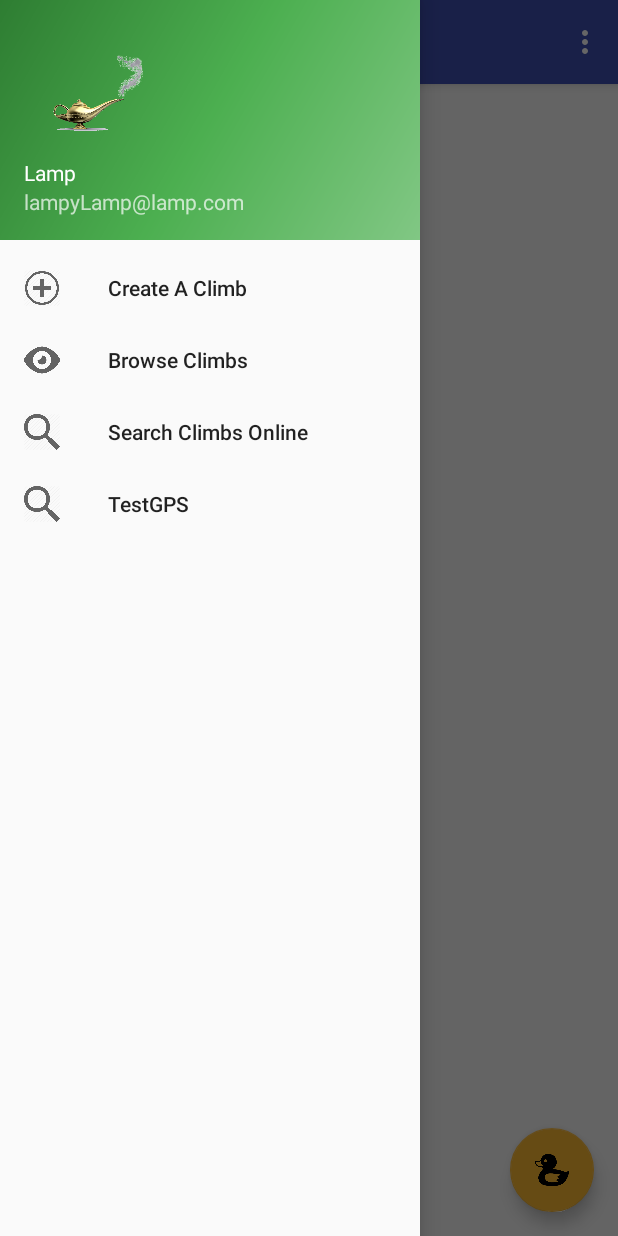
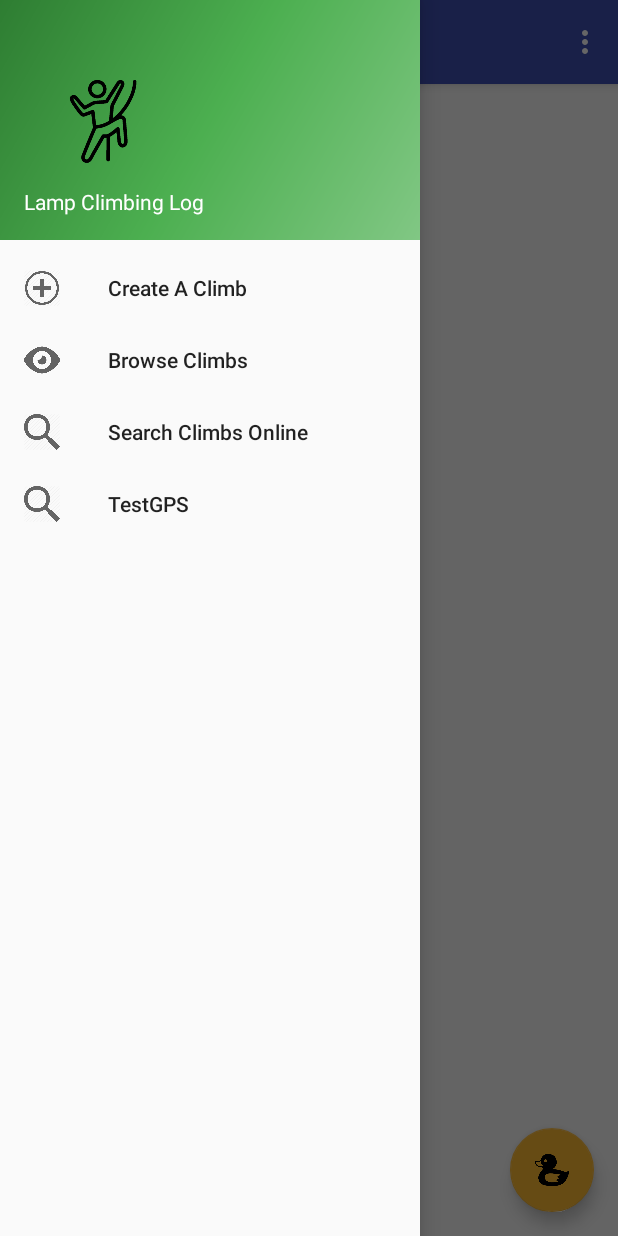
Before and after one commit to jj05y/ClimbingLogAndroidApp, an Android app: the screen it shows after launch (MainActivity), on a phone screen of 412 x 824 dp. Run offline under Robolectric (Android 15) with nearby library versions, the phone set to English and light mode, and no system bars.

Commit message:
added goat, and sorted out keyboard

```diff
--- a/app/src/main/java/nils/and/lamp/app/Fragments/PrefsFragment.java
+++ b/app/src/main/java/nils/and/lamp/app/Fragments/PrefsFragment.java
@@ -55,6 +55,9 @@ public class PrefsFragment extends PreferenceFragment implements SharedPreferenc
             case "Donkey":
                 fab.setImageResource(R.drawable.donkey);
                 break;
+            case "Goat":
+                fab.setImageResource(R.drawable.goat);
+                break;
             default:
                 fab.setImageResource(R.drawable.duck);
         }
--- a/app/src/main/res/layout/app_bar_main.xml
+++ b/app/src/main/res/layout/app_bar_main.xml
@@ -25,8 +25,8 @@
 
     <android.support.design.widget.FloatingActionButton
         android:id="@+id/fab"
-        android:layout_width="wrap_content"
-        android:layout_height="wrap_content"
+        android:layout_width="56dp"
+        android:layout_height="56dp"
         android:layout_gravity="bottom|end"
         android:layout_margin="@dimen/fab_margin"
         app:srcCompat="@drawable/duck"
--- a/app/src/main/res/layout/nav_header_main.xml
+++ b/app/src/main/res/layout/nav_header_main.xml
@@ -2,7 +2,6 @@
 <LinearLayout xmlns:android="http://schemas.android.com/apk/res/android"
     xmlns:app="http://schemas.android.com/apk/res-auto"
     android:layout_width="match_parent"
-    android:layout_height="@dimen/nav_header_height"
     android:background="@drawable/side_nav_bar"
     android:gravity="bottom"
     android:orientation="vertical"
@@ -10,26 +9,21 @@
     android:paddingLeft="@dimen/activity_horizontal_margin"
     android:paddingRight="@dimen/activity_horizontal_margin"
     android:paddingTop="@dimen/activity_vertical_margin"
-    android:theme="@style/ThemeOverlay.AppCompat.Dark">
+    android:theme="@style/ThemeOverlay.AppCompat.Dark"
+    android:layout_height="160dp">
 
     <ImageView
         android:id="@+id/imageView"
         android:layout_width="103dp"
         android:layout_height="71dp"
         android:paddingTop="@dimen/nav_header_vertical_spacing"
-        app:srcCompat="@drawable/lamp" />
+        app:srcCompat="@drawable/climber" />
 
     <TextView
         android:layout_width="match_parent"
         android:layout_height="wrap_content"
         android:paddingTop="@dimen/nav_header_vertical_spacing"
-        android:text="Lamp"
+        android:text="Lamp Climbing Log"
         android:textAppearance="@style/TextAppearance.AppCompat.Body1" />
 
-    <TextView
-        android:id="@+id/textView"
-        android:layout_width="wrap_content"
-        android:layout_height="wrap_content"
-        android:text="lampyLamp@lamp.com" />
-
 </LinearLayout>
--- a/app/src/main/res/values/arrays.xml
+++ b/app/src/main/res/values/arrays.xml
@@ -34,5 +34,6 @@
         <item>Duck</item>
         <item>Pig</item>
         <item>Donkey</item>
+        <item>Goat</item>
     </string-array>
 </resources>
```
Also changed, not shown: app/src/main/java/nils/and/lamp/app/Activities/MainActivity.java (+8 -0 lines), app/src/main/res/layout/activity_climb_detail_view.xml (+0 -10 lines), app/src/main/res/drawable-v21/climber.png (added), app/src/main/res/drawable-v21/goat.png (added).
